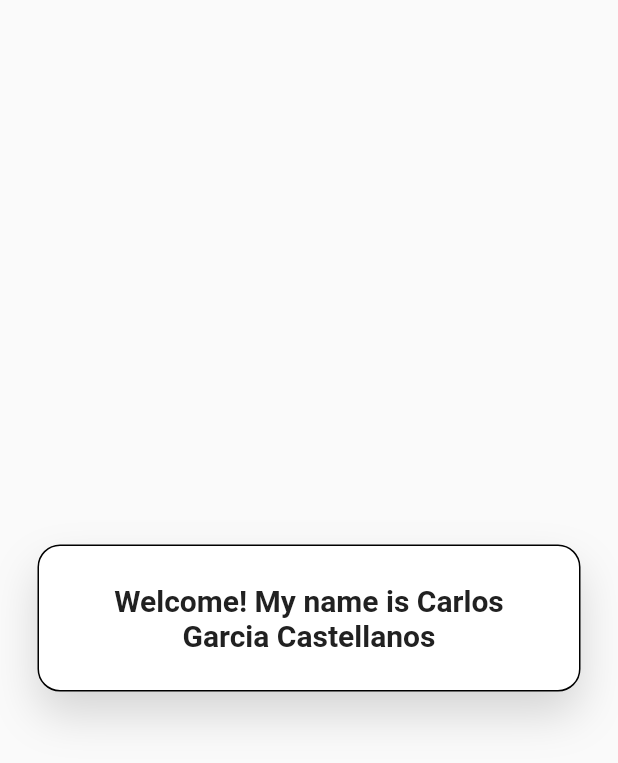
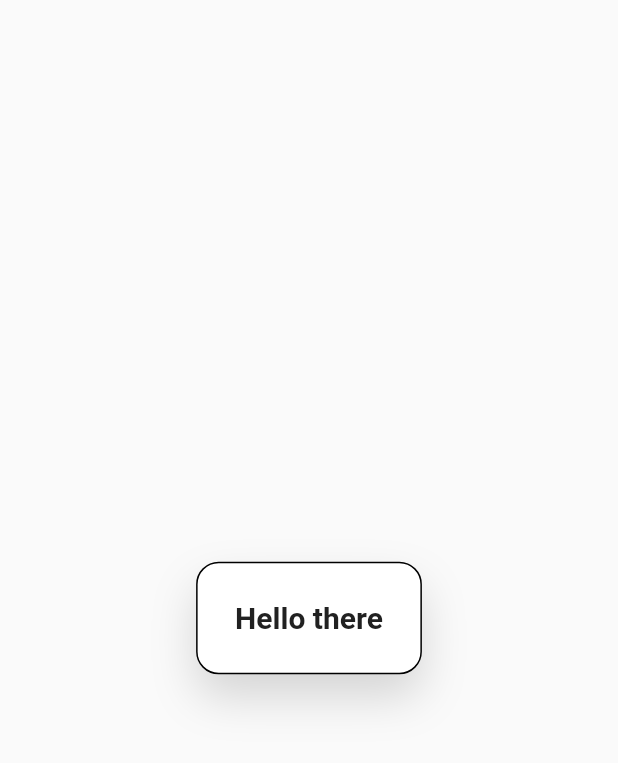
Before and after one commit to chars32/flutter_sideguide, a Flutter app: the screen it shows after launch, on a phone screen of 412 x 824 dp. Shown: the top 763 px of the screen. Run offline on Flutter 3.47's test engine with Material 2 defaults, Android fonts, the light colour scheme and no system bars.

Commit message:
5. Extracting Widgets

```diff
--- a/4.Your first Flutter app/5.Portfolio/my_portfolio/lib/pages/home_page.dart
+++ b/4.Your first Flutter app/5.Portfolio/my_portfolio/lib/pages/home_page.dart
@@ -1,4 +1,5 @@
 import 'package:flutter/material.dart';
+import 'package:my_portfolio/widgets/intro_card.dart';
 
 class HomePage extends StatelessWidget {
   const HomePage({Key? key}) : super(key: key);
@@ -7,29 +8,7 @@ class HomePage extends StatelessWidget {
   Widget build(BuildContext context) {
     return Scaffold(
       body: Center(
-        child: Container(
-          margin: const EdgeInsets.all(25.00),
-          padding: const EdgeInsets.all(25.0),
-          decoration: BoxDecoration(
-              color: Colors.white,
-              boxShadow: [
-                BoxShadow(
-                    color: Colors.black.withOpacity(0.15),
-                    offset: const Offset(0, 15),
-                    blurRadius: 25)
-              ],
-              border: Border.all(color: Colors.black, width: 1),
-              borderRadius: BorderRadius.circular(15.0)),
-          child: Text(
-            "Welcome! My name is Carlos Garcia Castellanos",
-            textAlign: TextAlign.center,
-            style: TextStyle(
-              color: Colors.grey.shade900,
-              fontSize: 20,
-              fontWeight: FontWeight.bold
-            ),
-          ),
-        ),
+        child: IntroCard(text: 'Hello there',),
       ),
     );
   }
--- /dev/null
+++ b/4.Your first Flutter app/5.Portfolio/my_portfolio/lib/widgets/intro_card.dart
@@ -0,0 +1,33 @@
+import 'package:flutter/material.dart';
+
+class IntroCard extends StatelessWidget {
+  final String text;
+  const IntroCard({Key? key, required this.text}) : super(key: key);
+
+  @override
+  Widget build(BuildContext context) {
+    return Container(
+          margin: const EdgeInsets.all(25.00),
+          padding: const EdgeInsets.all(25.0),
+          decoration: BoxDecoration(
+              color: Colors.white,
+              boxShadow: [
+                BoxShadow(
+                    color: Colors.black.withOpacity(0.15),
+                    offset: const Offset(0, 15),
+                    blurRadius: 25)
+              ],
+              border: Border.all(color: Colors.black, width: 1),
+              borderRadius: BorderRadius.circular(15.0)),
+          child: Text(
+            text,
+            textAlign: TextAlign.center,
+            style: TextStyle(
+              color: Colors.grey.shade900,
+              fontSize: 20,
+              fontWeight: FontWeight.bold
+            ),
+          ),
+        );
+  }
+}
```
